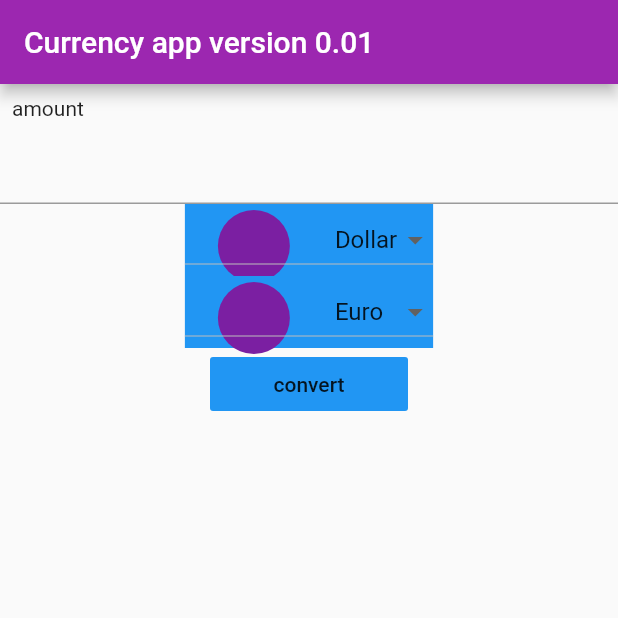
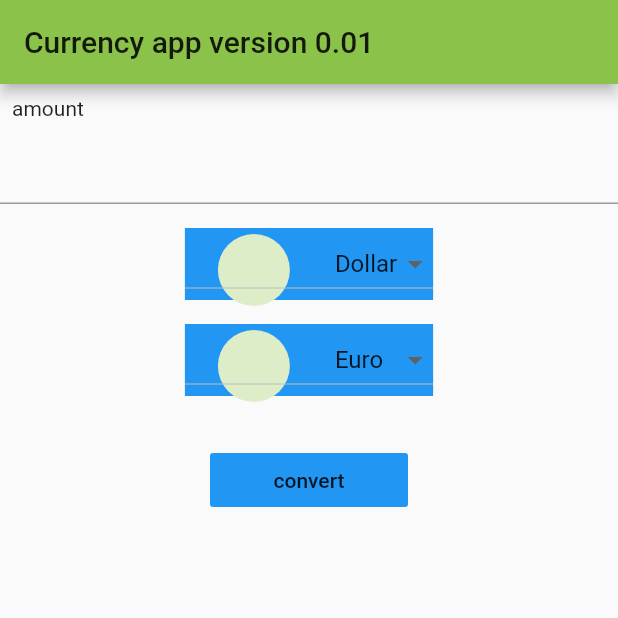
Before and after one commit to Alexyou1993/currency_app3, a Flutter app: the screen it shows after launch, on a phone screen of 412 x 824 dp, the top half of it. Run offline on Flutter 3.47's test engine with Material 2 defaults, Android fonts, the phone set to English and light mode, and no system bars.

Commit message:
new changes

```diff
--- a/lib/main.dart
+++ b/lib/main.dart
@@ -11,7 +11,7 @@ class MyApp extends StatelessWidget {
     return MaterialApp(
       title: 'My app',
       theme: ThemeData(
-        primarySwatch: Colors.purple,
+        primarySwatch: Colors.lightGreen,
         visualDensity: VisualDensity.adaptivePlatformDensity,
       ),
       home: const MyHomePage(title: 'Currency app version 0.01'),
@@ -56,8 +56,7 @@ class _MyHomePageState extends State<MyHomePage> {
     }
 
     if (_fromCurrency == 'Euro') {
-      final double ratio =
-          _toCurrency == 'Dollar' ? /*Dollar*/ 1.18 : /*LEU*/ 4.87;
+      final double ratio = _toCurrency == 'Dollar' ? /*Dollar*/ 1.18 : /*LEU*/ 4.87;
       _sum = _amount * ratio;
     }
 
@@ -94,6 +93,9 @@ class _MyHomePageState extends State<MyHomePage> {
                 ),
               ],
             ),
+            const SizedBox(
+              height: 16.0,
+            ),
             Container(
               color: Colors.blue,
               child: DropdownButton<String>(
@@ -126,6 +128,9 @@ class _MyHomePageState extends State<MyHomePage> {
                 value: _fromCurrency,
               ),
             ),
+            const SizedBox(
+              height: 16.0,
+            ),
             Container(
               color: Colors.blue,
               child: DropdownButton<String>(
@@ -157,6 +162,9 @@ class _MyHomePageState extends State<MyHomePage> {
                 },
                 value: _toCurrency,
               ),
+            ),
+            const SizedBox(
+              height: 32.0,
             ),
             FlatButton(
               color: Colors.blue,
```
Also changed, not shown: pubspec.lock.
